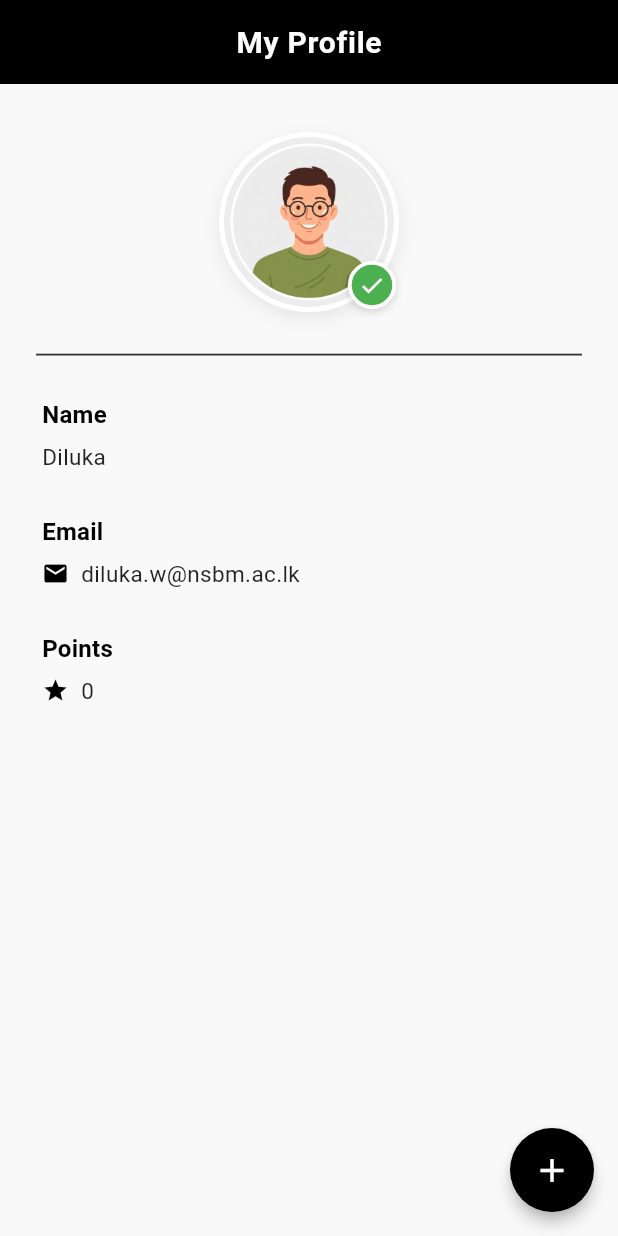
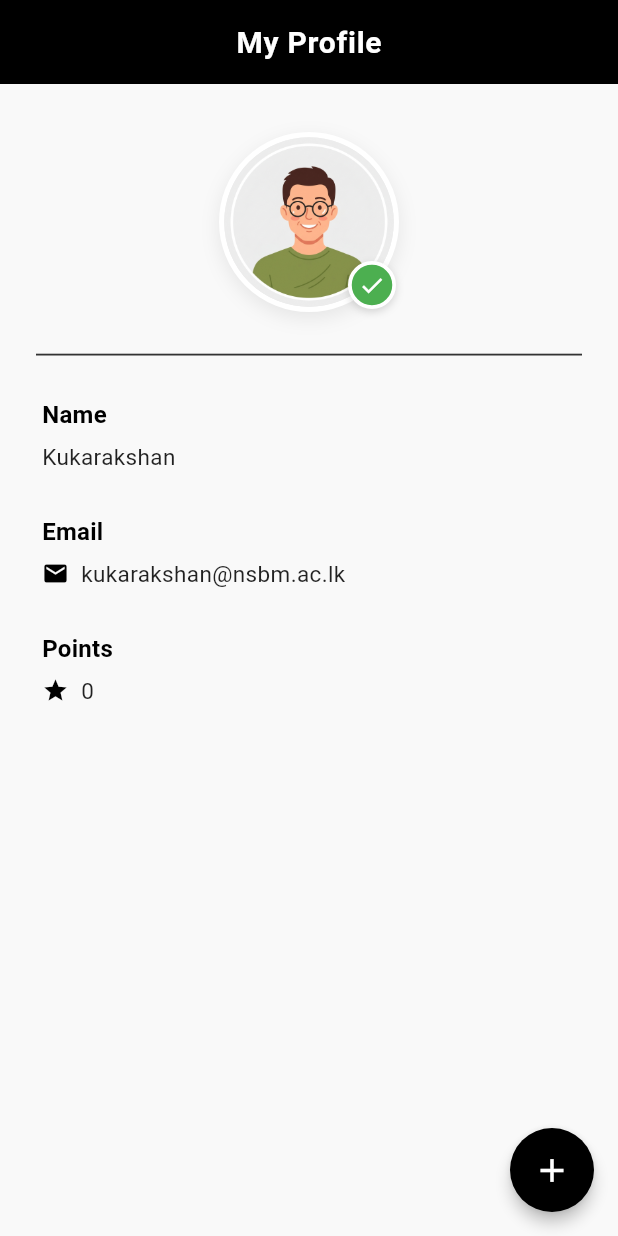
Before and after one commit to Rakshan200417/Profile-Creation-, a Flutter app: the screen it shows after launch, on a phone screen of 412 x 824 dp. Run offline on Flutter 3.47's test engine with Material 3 defaults, Android fonts, the phone set to English and light mode, and no system bars.

Commit message:
changes in name and email

```diff
--- a/lib/main.dart
+++ b/lib/main.dart
@@ -162,7 +162,7 @@ class ProfileScreen extends StatelessWidget {
                   _buildProfileField(
                     label: 'Name',
                     content: const Text(
-                      'Diluka',
+                      'Kukarakshan',
                       style: TextStyle(
                         fontSize: 15,
                         color: Colors.black87,
@@ -186,7 +186,7 @@ class ProfileScreen extends StatelessWidget {
                         ),
                         SizedBox(width: 8),
                         Text(
-                          'diluka.w@nsbm.ac.lk',
+                          'kukarakshan@nsbm.ac.lk',
                           style: TextStyle(
                             fontSize: 15,
                             color: Colors.black87,
```
